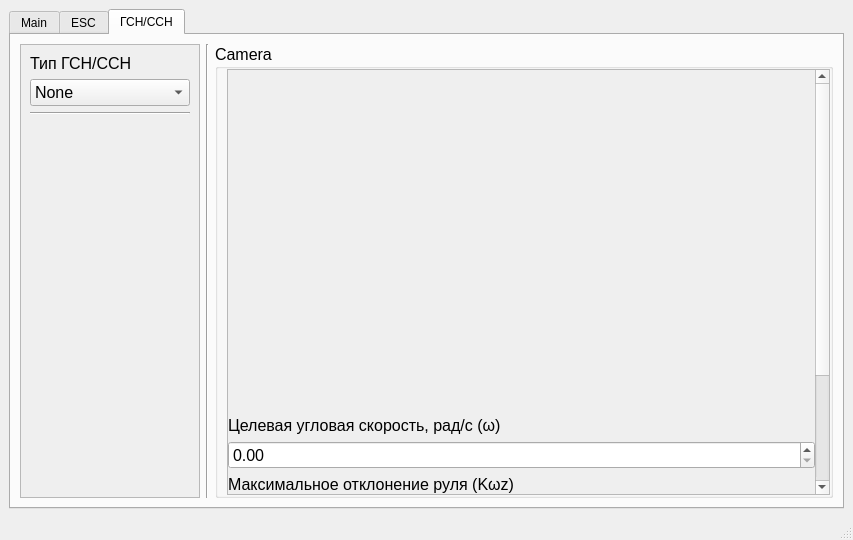
Above: mainwindow.ui from AlexS303E/cpp-UDM before the change. Below: the same form after it.
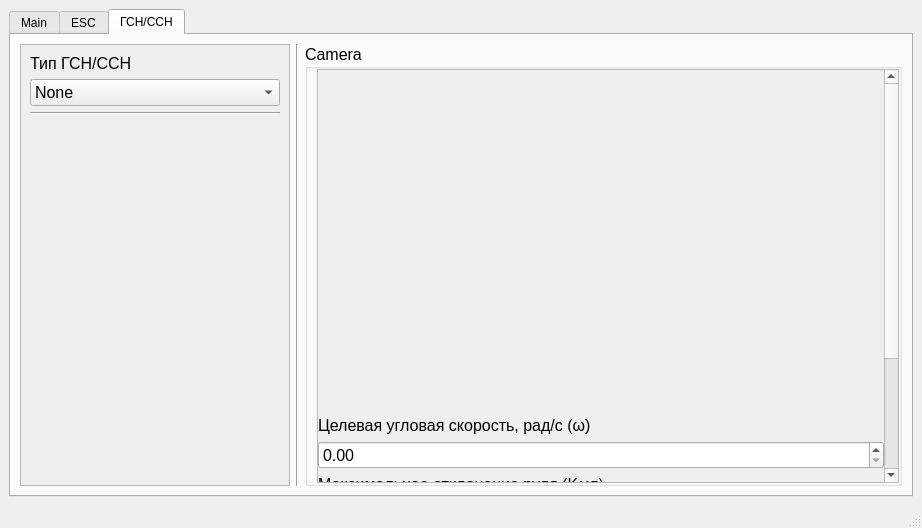
That is the form after the change. The open tabs and pages were chosen to show the change. Custom widgets are drawn as their Qt base class.

```diff
--- a/mainwindow.ui
+++ b/mainwindow.ui
@@ -6,8 +6,8 @@
    <rect>
     <x>0</x>
     <y>0</y>
-    <width>853</width>
-    <height>540</height>
+    <width>922</width>
+    <height>528</height>
    </rect>
   </property>
   <property name="windowTitle">
@@ -324,7 +324,7 @@
             </property>
             <property name="minimumSize">
              <size>
-              <width>70</width>
+              <width>268</width>
               <height>0</height>
              </size>
             </property>
@@ -342,11 +342,23 @@
               <rect>
                <x>0</x>
                <y>0</y>
-               <width>178</width>
-               <height>428</height>
+               <width>268</width>
+               <height>399</height>
               </rect>
              </property>
              <layout class="QVBoxLayout" name="verticalLayout_plot_2">
+              <property name="leftMargin">
+               <number>9</number>
+              </property>
+              <property name="topMargin">
+               <number>9</number>
+              </property>
+              <property name="rightMargin">
+               <number>9</number>
+              </property>
+              <property name="bottomMargin">
+               <number>9</number>
+              </property>
               <item>
                <widget class="QLabel" name="label_7">
                 <property name="sizePolicy">
@@ -357,7 +369,7 @@
                 </property>
                 <property name="minimumSize">
                  <size>
-                  <width>70</width>
+                  <width>250</width>
                   <height>0</height>
                  </size>
                 </property>
@@ -381,7 +393,7 @@
                 </property>
                 <property name="minimumSize">
                  <size>
-                  <width>160</width>
+                  <width>250</width>
                   <height>0</height>
                  </size>
                 </property>
@@ -422,7 +434,7 @@
                 </property>
                 <property name="minimumSize">
                  <size>
-                  <width>160</width>
+                  <width>250</width>
                   <height>0</height>
                  </size>
                 </property>
@@ -441,7 +453,7 @@
                 </property>
                 <property name="minimumSize">
                  <size>
-                  <width>160</width>
+                  <width>250</width>
                   <height>0</height>
                  </size>
                 </property>
@@ -679,7 +691,7 @@
                      <rect>
                       <x>0</x>
                       <y>0</y>
-                      <width>584</width>
+                      <width>565</width>
                       <height>580</height>
                      </rect>
                     </property>
```
Left out of the diff: 13 changed lines with no effect on the pictures.
